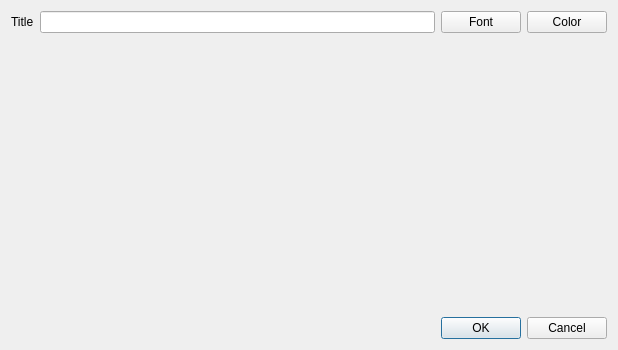
Old version of the form src/views/graphicsitemview/interactinggraphicsitems/dialogs/scorepropertiesdialog.ui in the repository EgonSpengler/LimePipes.
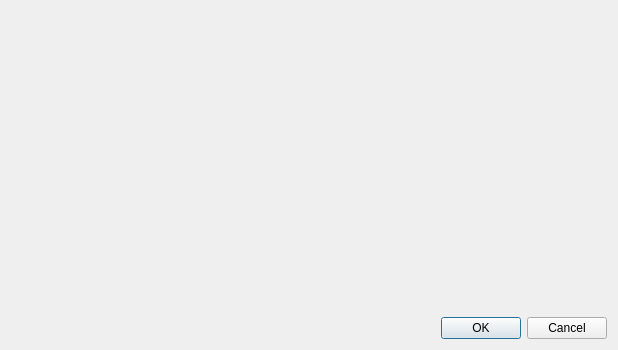
New version of the form.

What changed in the file:
```diff
--- a/src/views/graphicsitemview/interactinggraphicsitems/dialogs/scorepropertiesdialog.ui
+++ b/src/views/graphicsitemview/interactinggraphicsitems/dialogs/scorepropertiesdialog.ui
@@ -13,49 +13,18 @@
   <property name="windowTitle">
    <string>Dialog</string>
   </property>
-  <layout class="QGridLayout" name="gridLayout">
-   <item row="0" column="2">
-    <widget class="QPushButton" name="titleFontPushButton">
-     <property name="text">
-      <string>Font</string>
-     </property>
-    </widget>
+  <layout class="QVBoxLayout" name="verticalLayout">
+   <item>
+    <layout class="QGridLayout" name="gridLayout"/>
    </item>
-   <item row="0" column="3">
-    <widget class="QPushButton" name="titleColorPushButton">
-     <property name="text">
-      <string>Color</string>
-     </property>
-    </widget>
-   </item>
-   <item row="0" column="0">
-    <widget class="QLabel" name="titleLabel">
-     <property name="text">
-      <string>Title</string>
-     </property>
-     <property name="buddy">
-      <cstring>titleLineEdit</cstring>
-     </property>
-    </widget>
-   </item>
-   <item row="2" column="2" colspan="2">
-    <widget class="QDialogButtonBox" name="buttonBox">
-     <property name="orientation">
-      <enum>Qt::Horizontal</enum>
-     </property>
-     <property name="standardButtons">
-      <set>QDialogButtonBox::Cancel|QDialogButtonBox::Ok</set>
-     </property>
-    </widget>
-   </item>
-   <item row="0" column="1">
-    <widget class="QLineEdit" name="titleLineEdit"/>
-   </item>
-   <item row="1" column="1">
+   <item>
     <spacer name="verticalSpacer">
      <property name="orientation">
       <enum>Qt::Vertical</enum>
      </property>
+     <property name="sizeType">
+      <enum>QSizePolicy::MinimumExpanding</enum>
+     </property>
      <property name="sizeHint" stdset="0">
       <size>
        <width>20</width>
@@ -64,6 +33,16 @@
      </property>
     </spacer>
    </item>
+   <item>
+    <widget class="QDialogButtonBox" name="buttonBox">
+     <property name="orientation">
+      <enum>Qt::Horizontal</enum>
+     </property>
+     <property name="standardButtons">
+      <set>QDialogButtonBox::Cancel|QDialogButtonBox::Ok</set>
+     </property>
+    </widget>
+   </item>
   </layout>
  </widget>
  <tabstops>
```
Left out of the diff: 3 changed lines with no effect on the pictures.
